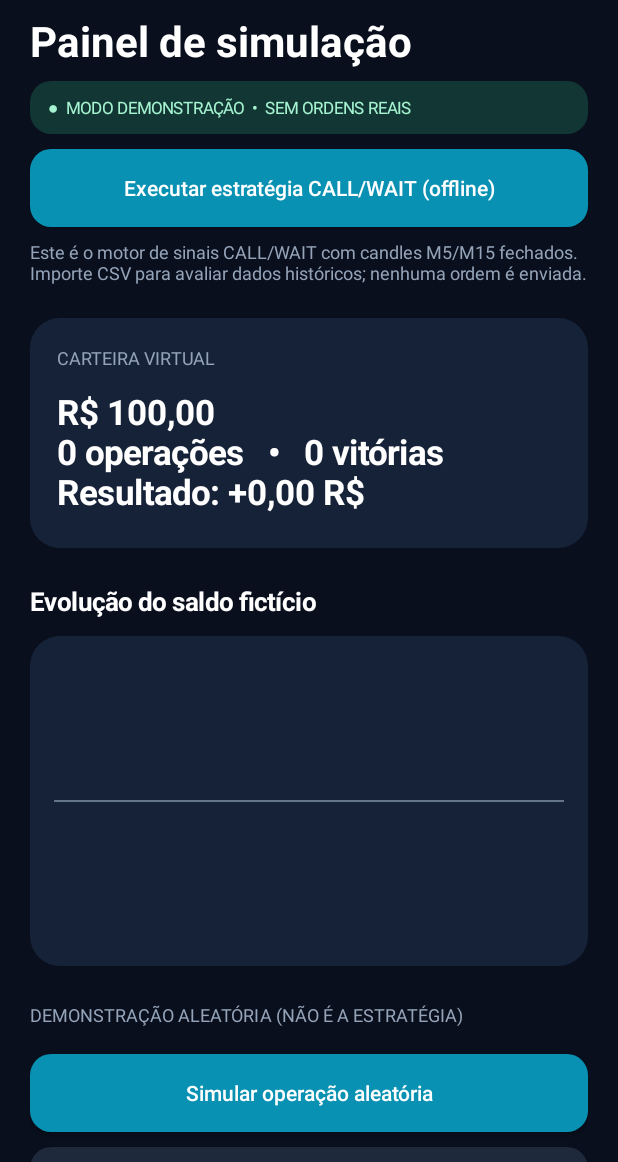
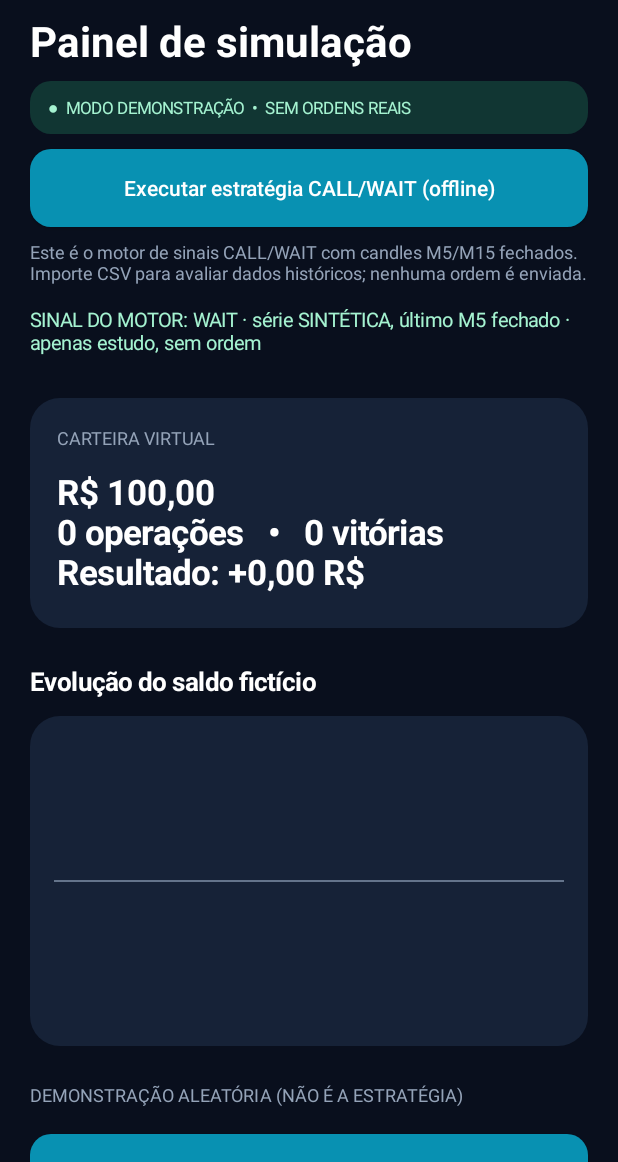
Before and after one commit to charlesilva45/iqbot-android-demo, an Android app: the screen it shows after launch (MainActivity), on a phone screen of 412 x 824 dp, the part 74-1236 px from its top. Run offline under Robolectric (Android 15) with nearby library versions, the phone set to English and light mode, and no system bars.

Commit message:
Show strategy CALL/WAIT preview on main screen with explicit synthetic-data warning

```diff
--- a/app/src/main/java/com/iqbot/demo/MainActivity.java
+++ b/app/src/main/java/com/iqbot/demo/MainActivity.java
@@ -69,6 +69,19 @@ public class MainActivity extends Activity {
         strategyNote.setPadding(0, dp(8), 0, dp(4));
         root.addView(strategyNote);
         backtest.setOnClickListener(v -> startActivity(new Intent(this, BacktestActivity.class)));
+        // This panel uses the same selector as the offline backtest, not the random demo.
+        // The bundled candles are synthetic and must never be presented as live quotes.
+        java.util.List<StrategyEngine.Candle> previewCandles = OfflineBacktest.sample();
+        StrategySelector.Recommendation preview =
+                StrategySelector.recommend(previewCandles, previewCandles.size() - 1);
+        String previewSignal = preview.selected.signal == StrategyEngine.Signal.CALL ? "CALL" : "WAIT";
+        TextView previewLabel = label(
+                "SINAL DO MOTOR: " + previewSignal
+                        + " · série SINTÉTICA, último M5 fechado · apenas estudo, sem ordem",
+                13, Color.rgb(165, 243, 209));
+        previewLabel.setPadding(0, dp(10), 0, dp(10));
+        root.addView(previewLabel);
+
         LinearLayout balanceCard = new LinearLayout(this);
         balanceCard.setOrientation(LinearLayout.VERTICAL);
         balanceCard.setPadding(dp(18), dp(18), dp(18), dp(18));
```
